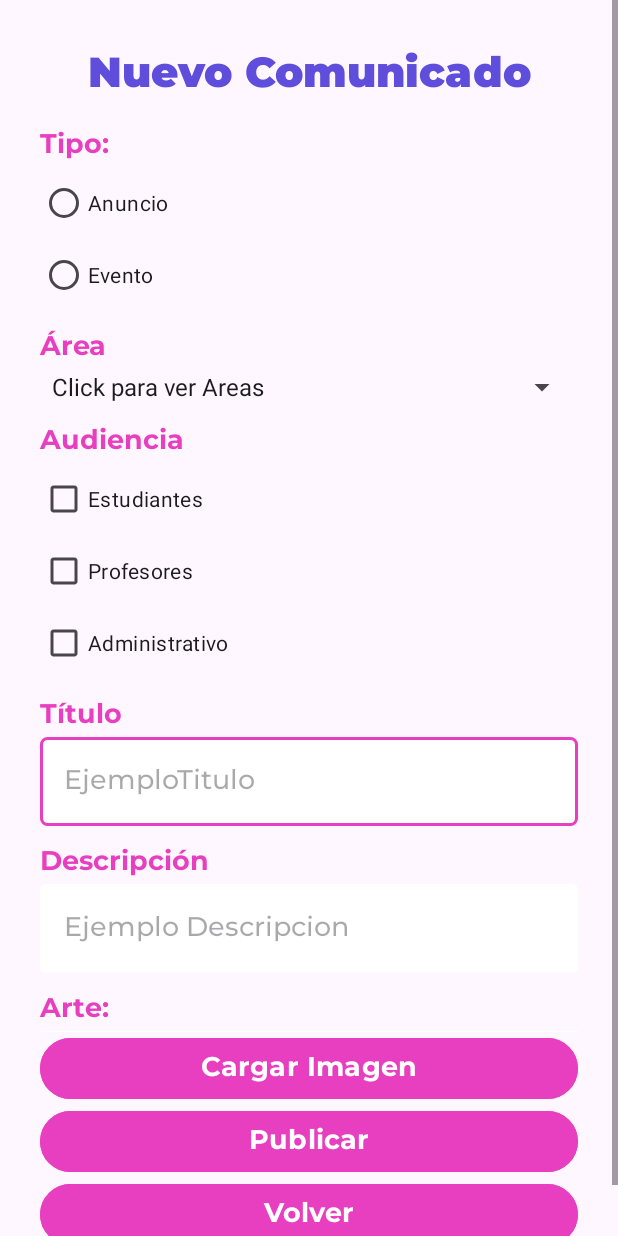
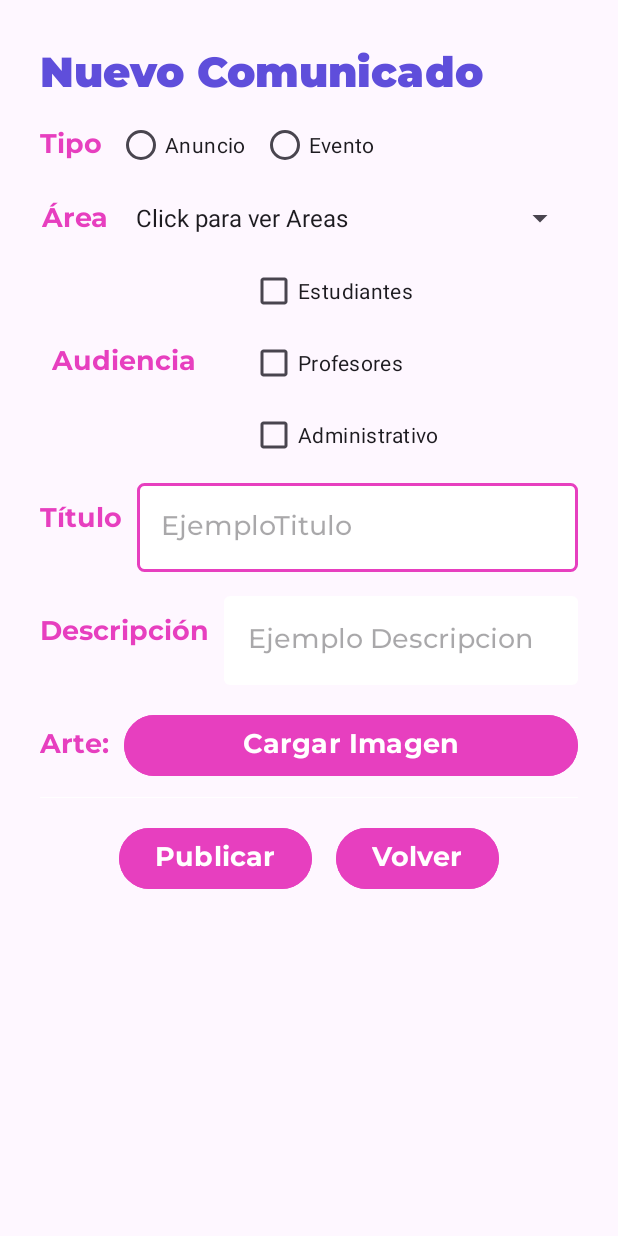
Before and after one commit to OliverCode-maker/ProyectoPOO_P5_G9, an Android app: the PublComunicadosActivity screen opened directly, with no data from a screen before it, on a phone screen of 412 x 824 dp. Run offline under Robolectric (Android 15) with nearby library versions, the phone set to English and light mode, and no system bars.

Commit message:
Symond rama (#2)
* Mi parte, todavia no hago el 5 xD

* Mejore la vista

```diff
--- a/app/src/main/java/com/example/comunicadosespol/PublComunicadosActivity.java
+++ b/app/src/main/java/com/example/comunicadosespol/PublComunicadosActivity.java
@@ -10,6 +10,7 @@ import android.widget.CheckBox;
 import android.widget.EditText;
 import android.widget.ImageSwitcher;
 import android.widget.ImageView;
+import android.widget.LinearLayout;
 import android.widget.RadioButton;
 import android.widget.RadioGroup;
 import android.widget.Spinner;
@@ -64,6 +65,11 @@ public class PublComunicadosActivity extends AppCompatActivity {
     private static final int PICK_IMAGE = 100;
     private String savedImagePath;
 
+    private LinearLayout layoutUrgencia;
+    private LinearLayout layoutLugar;
+    private LinearLayout layoutFecha;
+
+
 
     @Override
     protected void onCreate(Bundle savedInstanceState) {
@@ -94,6 +100,12 @@ public class PublComunicadosActivity extends AppCompatActivity {
         chkEst = findViewById(R.id.chEstudiantes);
         chkPrf = findViewById(R.id.Profesores);
         chkAdm = findViewById(R.id.chAdministrativo);
+
+
+        layoutFecha = findViewById(R.id.layoutFecha);
+        layoutLugar = findViewById(R.id.layoutLugar);
+        layoutUrgencia = findViewById(R.id.layoutUrgencia);
+
 
         btnImg = findViewById(R.id.btnCargarImagen);
         btnPublicar = findViewById(R.id.btnPubl);
@@ -216,6 +228,7 @@ public class PublComunicadosActivity extends AppCompatActivity {
         // Generar ID único
         int nuevoId = obtenerSiguienteId();
 
+
         // Crear línea para guardar según el tipo
         String lineaComunicado = "";
         if (tipo.equals("anuncio")) {
@@ -289,6 +302,7 @@ public class PublComunicadosActivity extends AppCompatActivity {
             }
 
             return true;
+
 
         } catch (DatosIncompletosException e) {
             Toast.makeText(this, e.getMessage(), Toast.LENGTH_SHORT).show();
@@ -393,20 +407,30 @@ public class PublComunicadosActivity extends AppCompatActivity {
         // Oculta todos los campos primero
         textLugar.setVisibility(View.GONE);
         editLugar.setVisibility(View.GONE);
+
+        layoutLugar.setVisibility(View.GONE);
         textFecha.setVisibility(View.GONE);
         editFecha.setVisibility(View.GONE);
+        layoutFecha.setVisibility(View.GONE);
         textUrgencia.setVisibility(View.GONE);
         spUrgencia.setVisibility(View.GONE);
+        layoutLugar.setVisibility(View.GONE);
+
 
         // Muestra solo los necesarios según la posición
         switch (posicion) {
             case 0:
+
+                layoutUrgencia.setVisibility(View.VISIBLE);
                 textUrgencia.setVisibility(View.VISIBLE);
                 spUrgencia.setVisibility(View.VISIBLE);
                 break;
             case 1:
+                layoutLugar.setVisibility(View.VISIBLE);
                 textLugar.setVisibility(View.VISIBLE);
                 editLugar.setVisibility(View.VISIBLE);
+                layoutFecha.setVisibility(View.VISIBLE);
+
                 textFecha.setVisibility(View.VISIBLE);
                 editFecha.setVisibility(View.VISIBLE);
                 break;
--- a/app/src/main/res/layout/activity_publ_comunicados.xml
+++ b/app/src/main/res/layout/activity_publ_comunicados.xml
@@ -1,3 +1,4 @@
+
 <?xml version="1.0" encoding="utf-8"?>
 <androidx.constraintlayout.widget.ConstraintLayout xmlns:android="http://schemas.android.com/apk/res/android"
     xmlns:app="http://schemas.android.com/apk/res-auto"
@@ -26,132 +27,165 @@
                 android:id="@+id/textView5"
                 android:layout_width="match_parent"
                 android:layout_height="wrap_content"
+                android:fontFamily="@font/montserrat_black"
                 android:text="Nuevo Comunicado"
-                android:textAlignment="center"
-                android:fontFamily="@font/montserrat_black"
+                android:textAlignment="viewStart"
                 android:textColor="@color/azul_primario"
-                android:textSize="28sp"
-                />
+                android:textSize="28sp" />
+
+            <LinearLayout
+                android:layout_width="match_parent"
+                android:layout_height="match_parent"
+                android:orientation="horizontal">
 
                 <TextView
+                    android:id="@+id/textView6"
+                    android:layout_width="wrap_content"
+                    android:layout_height="wrap_content"
                     android:layout_marginTop="10dp"
                     android:fontFamily="@font/montserrat_bold"
+                    android:text="Tipo"
                     android:textColor="@color/rosa_primario"
-                android:textSize="18sp"
-                android:id="@+id/textView6"
-                android:layout_width="match_parent"
-                android:layout_height="wrap_content"
-                android:text="Tipo:" />
+                    android:textSize="18sp" />
 
                 <RadioGroup
                     android:id="@+id/rdTipo"
+                    android:layout_marginLeft="10dp"
                     android:layout_width="match_parent"
-                android:layout_height="wrap_content">
+                    android:layout_height="wrap_content"
+                    android:orientation="horizontal">
 
                     <RadioButton
                         android:id="@+id/rdBtnAnuncio"
-                    android:layout_width="match_parent"
+                        android:layout_width="wrap_content"
                         android:layout_height="wrap_content"
                         android:text="Anuncio" />
 
                     <RadioButton
                         android:id="@+id/rdBtnEvento"
-                    android:layout_width="match_parent"
+                        android:layout_marginLeft="10dp"
+                        android:layout_width="wrap_content"
                         android:layout_height="wrap_content"
                         android:text="Evento" />
                 </RadioGroup>
 
+            </LinearLayout>
+
+            <LinearLayout
+                android:layout_width="match_parent"
+                android:layout_height="match_parent"
+                android:orientation="horizontal"
+                android:padding="1dp"
+                >
+
                 <TextView
                     android:id="@+id/textView7"
+                    android:layout_width="wrap_content"
+                    android:layout_height="wrap_content"
                     android:layout_marginTop="10dp"
                     android:fontFamily="@font/montserrat_bold"
+                    android:text="Área"
                     android:textColor="@color/rosa_primario"
-                android:textSize="18sp"
-                android:layout_width="match_parent"
-                android:layout_height="wrap_content"
-                android:text="Área" />
+                    android:textSize="18sp" />
 
                 <Spinner
                     android:id="@+id/spinArea"
+                    android:layout_marginLeft="10dp"
+                    android:layout_marginTop="10dp"
                     android:layout_width="match_parent"
                     android:layout_height="wrap_content"
                     android:entries="@array/opcioes_area" />
+            </LinearLayout>
 
+            <LinearLayout
+                android:layout_width="match_parent"
+                android:layout_height="wrap_content"
+                android:orientation="horizontal"
+                android:gravity="center_vertical"
+                android:padding="8dp">
+
+                <!-- Texto a la izquierda -->
                 <TextView
                     android:id="@+id/textView8"
-                android:layout_marginTop="10dp"
+                    android:layout_width="wrap_content"
+                    android:layout_height="wrap_content"
+                    android:layout_marginEnd="16dp"
                     android:fontFamily="@font/montserrat_bold"
+                    android:text="Audiencia"
                     android:textColor="@color/rosa_primario"
-                android:textSize="18sp"
-                android:layout_width="match_parent"
+                    android:textSize="18sp" />
+
+                <!-- Opciones en vertical -->
+                <LinearLayout
+                    android:layout_width="wrap_content"
                     android:layout_height="wrap_content"
-                android:text="Audiencia" />
+                    android:orientation="vertical"
+                    android:layout_marginLeft="20dp">
 
                     <CheckBox
                         android:id="@+id/chEstudiantes"
-                android:layout_width="match_parent"
+                        android:layout_width="wrap_content"
                         android:layout_height="wrap_content"
                         android:text="Estudiantes" />
 
                     <CheckBox
                         android:id="@+id/Profesores"
-                android:layout_width="match_parent"
+                        android:layout_width="wrap_content"
                         android:layout_height="wrap_content"
                         android:text="Profesores" />
 
                     <CheckBox
                         android:id="@+id/chAdministrativo"
-                android:layout_width="match_parent"
+                        android:layout_width="wrap_content"
                         android:layout_height="wrap_content"
                         android:text="Administrativo" />
+                </LinearLayout>
+
+            </LinearLayout>
+
+            <LinearLayout
+                android:layout_width="match_parent"
+                android:layout_height="match_parent"
+                android:orientation="horizontal">
 
                 <TextView
                     android:id="@+id/textView9"
+                    android:layout_width="wrap_content"
+
+                    android:layout_height="match_parent"
+                    android:textAlignment="center"
                     android:layout_marginTop="10dp"
                     android:fontFamily="@font/montserrat_bold"
+                    android:text="Título"
                     android:textColor="@color/rosa_primario"
-                android:textSize="18sp"
-                android:layout_width="match_parent"
-                android:layout_height="wrap_content"
-                android:text="Título" />
+                    android:textSize="18sp" />
 
                 <EditText
                     android:id="@+id/editTextTitulo"
+                    android:layout_marginLeft="10dp"
                     android:layout_width="match_parent"
                     android:layout_height="wrap_content"
+                    android:background="@drawable/custom_input_2"
                     android:ems="10"
+                    android:fontFamily="@font/montserrat_medium"
                     android:hint="EjemploTitulo"
-                android:background="@drawable/custom_input_2"
-                android:fontFamily="@font/montserrat_medium"
-                android:inputType="text"
-                />
+                    android:inputType="text" />
 
-            <TextView
-                android:id="@+id/textView10"
-                android:layout_marginTop="10dp"
-                android:fontFamily="@font/montserrat_bold"
-                android:textColor="@color/rosa_primario"
-                android:textSize="18sp"
+            </LinearLayout>
+
+
+            <LinearLayout
+                android:id="@+id/layoutLugar"
                 android:layout_width="match_parent"
-                android:layout_height="wrap_content"
-                android:text="Descripción" />
-
-            <EditText
-                android:id="@+id/editTextDescripcion"
-                android:layout_width="match_parent"
-                android:layout_height="wrap_content"
-                android:ems="10"
-                android:hint="Ejemplo Descripcion"
-                android:background="@drawable/custom_input_2"
-                android:fontFamily="@font/montserrat_medium"
-                android:gravity="start|top"
-                android:inputType="textMultiLine" />
-
+                android:layout_height="match_parent"
+                android:layout_marginTop="16dp"
+                android:orientation="horizontal"
+                android:visibility="gone">
 
                 <TextView
                     android:id="@+id/textLugar"
-                android:layout_width="match_parent"
-                android:layout_height="wrap_content"
+                    android:layout_width="wrap_content"
+                    android:layout_height="match_parent"
                     android:layout_marginTop="10dp"
                     android:fontFamily="@font/montserrat_bold"
                     android:text="Lugar"
@@ -163,20 +197,30 @@
                     android:id="@+id/editTextLugar"
                     android:layout_width="match_parent"
                     android:layout_height="wrap_content"
+                    android:layout_marginLeft="10dp"
                     android:background="@drawable/custom_input_2"
                     android:ems="10"
                     android:fontFamily="@font/montserrat_medium"
                     android:hint="Ejemplo Lugar"
                     android:inputType="text"
                     android:visibility="gone" />
+            </LinearLayout>
+
+            <LinearLayout
+                android:id="@+id/layoutFecha"
+                android:layout_width="match_parent"
+                android:layout_height="match_parent"
+                android:layout_marginTop="16dp"
+                android:orientation="horizontal"
+                android:visibility="gone">
 
                 <TextView
                     android:id="@+id/textFecha"
-                android:layout_width="match_parent"
-                android:layout_height="wrap_content"
+                    android:layout_width="wrap_content"
+                    android:layout_height="match_parent"
                     android:layout_marginTop="10dp"
                     android:fontFamily="@font/montserrat_bold"
-                android:text="Fecha:"
+                    android:text="Fecha"
                     android:textColor="@color/rosa_primario"
                     android:textSize="18sp"
                     android:visibility="gone" />
@@ -185,75 +229,137 @@
                     android:id="@+id/editTextFecha"
                     android:layout_width="match_parent"
                     android:layout_height="wrap_content"
+                    android:layout_marginLeft="10dp"
                     android:background="@drawable/custom_input_2"
                     android:ems="10"
                     android:fontFamily="@font/montserrat_medium"
                     android:hint="dd/mm/aaaa"
                     android:inputType="date"
                     android:visibility="gone" />
+            </LinearLayout>
+
+            <LinearLayout
+                android:id="@+id/layoutUrgencia"
+                android:layout_width="match_parent"
+                android:layout_height="match_parent"
+                android:layout_marginTop="16dp"
+                android:orientation="horizontal"
+                android:visibility="gone">
 
                 <TextView
                     android:id="@+id/textUrgencia"
-                android:layout_width="match_parent"
-                android:layout_height="wrap_content"
+                    android:layout_width="wrap_content"
+                    android:layout_height="30dp"
                     android:layout_marginTop="10dp"
                     android:fontFamily="@font/montserrat_bold"
                     android:text="Urgencia"
                     android:textColor="@color/rosa_primario"
                     android:textSize="18sp"
+
                     android:visibility="gone" />
 
                 <Spinner
                     android:id="@+id/spinnerUrgencia"
                     android:layout_width="match_parent"
                     android:layout_height="wrap_content"
+                    android:layout_marginLeft="10dp"
                     android:entries="@array/nivel_urgencia"
                     android:visibility="gone" />
+            </LinearLayout>
+
+            <LinearLayout
+                android:layout_width="match_parent"
+                android:layout_height="match_parent"
+                android:layout_marginTop="16dp"
+                android:orientation="horizontal">
+
+                <TextView
+                    android:id="@+id/textView10"
+                    android:layout_width="wrap_content"
+                    android:layout_height="match_parent"
+                    android:layout_marginTop="10dp"
+                    android:fontFamily="@font/montserrat_bold"
+                    android:text="Descripción"
+                    android:textColor="@color/rosa_primario"
+                    android:textSize="18sp" />
+
+                <EditText
+                    android:id="@+id/editTextDescripcion"
+                    android:layout_width="match_parent"
+                    android:layout_height="wrap_content"
+                    android:layout_marginLeft="10dp"
+                    android:background="@drawable/custom_input_2"
+                    android:ems="10"
+                    android:fontFamily="@font/montserrat_medium"
+                    android:gravity="start|top"
+                    android:hint="Ejemplo Descripcion"
+                    android:inputType="textMultiLine" />
+            </LinearLayout>
+
+            <LinearLayout
+                android:layout_width="match_parent"
+                android:layout_height="match_parent"
+                android:orientation="horizontal"
+                android:layout_marginTop="16dp">
+
                 <TextView
                     android:id="@+id/textView11"
+                    android:layout_width="wrap_content"
+                    android:layout_height="match_parent"
                     android:layout_marginTop="10dp"
                     android:fontFamily="@font/montserrat_bold"
+                    android:text="Arte:"
                     android:textColor="@color/rosa_primario"
-                android:textSize="18sp"
+                    android:textSize="18sp" />
+
+                <Button
+                    android:id="@+id/btnCargarImagen"
                     android:layout_width="match_parent"
+                    android:layout_marginLeft="10dp"
                     android:layout_height="wrap_content"
-                android:text="Arte:" />
+                    android:backgroundTint="@color/rosa_primario"
+                    android:fontFamily="@font/montserrat_bold"
+                    android:onClick="cargarImg"
+                    android:text="Cargar Imagen"
+                    android:textSize="18dp" />
+            </LinearLayout>
 
             <ImageView
                 android:id="@+id/imageView"
                 android:layout_width="match_parent"
                 android:layout_height="wrap_content"
+                android:layout_marginTop="10dp"
                 app:srcCompat="@drawable/custom_input_2" />
 
-            <Button
-                android:id="@+id/btnCargarImagen"
-                android:fontFamily="@font/montserrat_bold"
-                android:backgroundTint="@color/rosa_primario"
-                android:textSize="18dp"
+            <LinearLayout
                 android:layout_width="match_parent"
                 android:layout_height="wrap_content"
-                android:onClick="cargarImg"
-                android:text="Cargar Imagen" />
+                android:orientation="horizontal"
+                android:gravity="center"
+                android:layout_marginTop="16dp">
 
                 <Button
                     android:id="@+id/btnPubl"
+                    android:layout_width="wrap_content"
+                    android:layout_height="wrap_content"
+                    android:backgroundTint="@color/rosa_primario"
                     android:fontFamily="@font/montserrat_bold"
-                android:backgroundTint="@color/rosa_primario"
-                android:textSize="18dp"
-                android:layout_width="match_parent"
-                android:layout_height="wrap_content"
                     android:onClick="publicarComunicado"
-                android:text="Publicar" />
+                    android:text="Publicar"
+                    android:textSize="18sp"
+                    android:layout_marginEnd="8dp" />
 
                 <Button
                     android:id="@+id/btnAtras"
+                    android:layout_width="wrap_content"
+                    android:layout_height="wrap_content"
+                    android:backgroundTint="@color/rosa_primario"
                     android:fontFamily="@font/montserrat_bold"
-                android:backgroundTint="@color/rosa_primario"
-                android:textSize="18dp"
-                android:layout_width="match_parent"
-                android:layout_height="wrap_content"
                     android:onClick="cancelar"
-                android:text="Volver" />
+                    android:text="Volver"
+                    android:textSize="18sp"
+                    android:layout_marginStart="8dp" />
+            </LinearLayout>
 
         </LinearLayout>
     </ScrollView>
```
Lines whose indentation alone changed are shown as unchanged.
